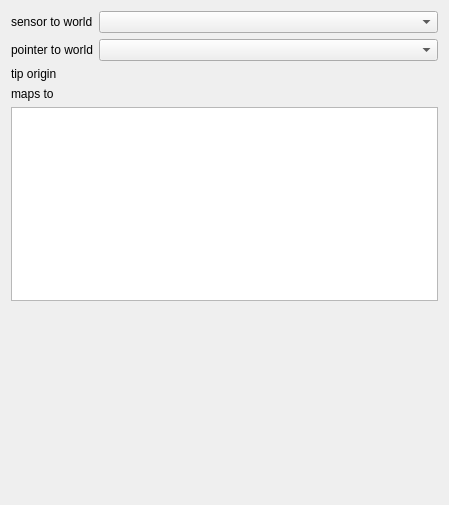
Before: the Qt Designer form Code/Gui/MITK/Plugins/uk.ac.ucl.cmic.igipointercalib/src/internal/PointerCalibView.ui in NifTK/NifTK, drawn with Qt 5.
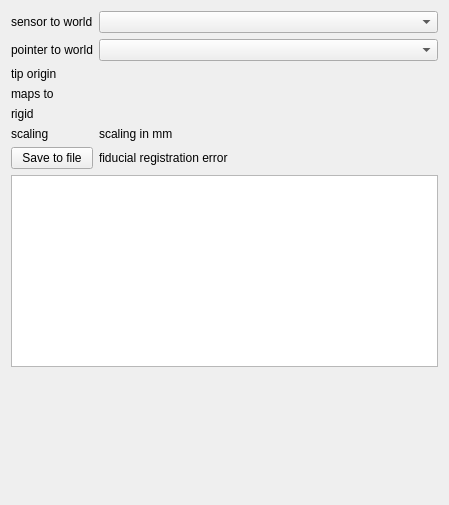
After: the same form once the commit is applied. Custom widgets are drawn as their Qt base class.

Diff of the .ui file:
```diff
--- a/Code/Gui/MITK/Plugins/uk.ac.ucl.cmic.igipointercalib/src/internal/PointerCalibView.ui
+++ b/Code/Gui/MITK/Plugins/uk.ac.ucl.cmic.igipointercalib/src/internal/PointerCalibView.ui
@@ -70,6 +70,44 @@
        <item row="3" column="1">
         <widget class="ctkCoordinatesWidget" name="m_MapsToSpinBoxes" native="true"/>
        </item>
+       <item row="6" column="0">
+        <widget class="QLabel" name="m_ScalingLabel">
+         <property name="text">
+          <string>scaling</string>
+         </property>
+        </widget>
+       </item>
+       <item row="6" column="1">
+        <widget class="QLabel" name="m_ScalingParametersLabel">
+         <property name="text">
+          <string>scaling in mm</string>
+         </property>
+        </widget>
+       </item>
+       <item row="7" column="0">
+        <widget class="QPushButton" name="m_SaveToFileButton">
+         <property name="text">
+          <string>Save to file</string>
+         </property>
+        </widget>
+       </item>
+       <item row="5" column="0">
+        <widget class="QLabel" name="m_RigidLabel">
+         <property name="text">
+          <string>rigid</string>
+         </property>
+        </widget>
+       </item>
+       <item row="5" column="1">
+        <widget class="ctkMatrixWidget" name="m_RigidMatrix" native="true"/>
+       </item>
+       <item row="7" column="1">
+        <widget class="QLabel" name="m_FiducialRegistrationErrorLabel">
+         <property name="text">
+          <string>fiducial registration error</string>
+         </property>
+        </widget>
+       </item>
       </layout>
      </item>
      <item>
@@ -105,6 +143,12 @@
    <header location="global">ctkCoordinatesWidget.h</header>
    <container>1</container>
   </customwidget>
+  <customwidget>
+   <class>ctkMatrixWidget</class>
+   <extends>QWidget</extends>
+   <header>ctkMatrixWidget.h</header>
+   <container>1</container>
+  </customwidget>
  </customwidgets>
  <resources/>
  <connections/>
```
Left out of the diff: 4 changed lines with no effect on the pictures.
